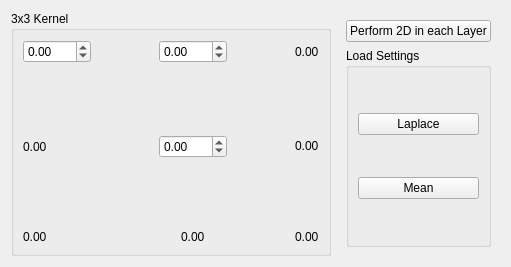
This is source/modules/convolution/ConvolutionWidget.ui in josefkoller/ambient_image_processor as Qt 5 draws it before an edit. The edited form follows.
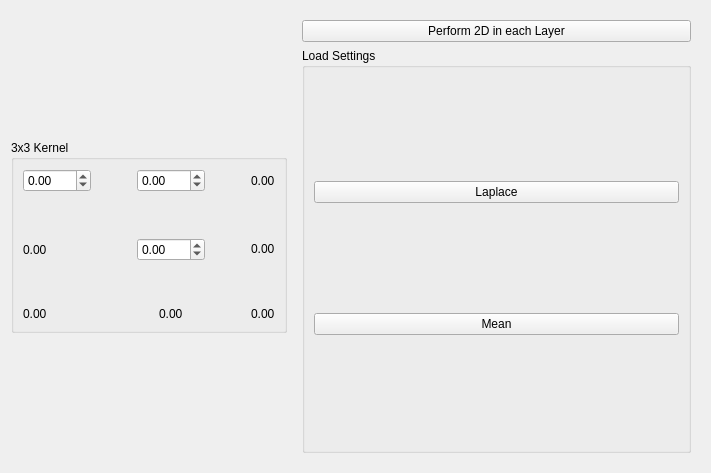
This is the edited form.

The edit to the form file:
```diff
--- a/source/modules/convolution/ConvolutionWidget.ui
+++ b/source/modules/convolution/ConvolutionWidget.ui
@@ -6,8 +6,8 @@
    <rect>
     <x>0</x>
     <y>0</y>
-    <width>511</width>
-    <height>267</height>
+    <width>711</width>
+    <height>473</height>
    </rect>
   </property>
   <property name="windowTitle">
@@ -16,6 +16,12 @@
   <layout class="QHBoxLayout" name="horizontalLayout">
    <item>
     <widget class="QGroupBox" name="groupBox_2">
+     <property name="sizePolicy">
+      <sizepolicy hsizetype="Maximum" vsizetype="Maximum">
+       <horstretch>0</horstretch>
+       <verstretch>0</verstretch>
+      </sizepolicy>
+     </property>
      <property name="title">
       <string>3x3 Kernel</string>
      </property>
```
